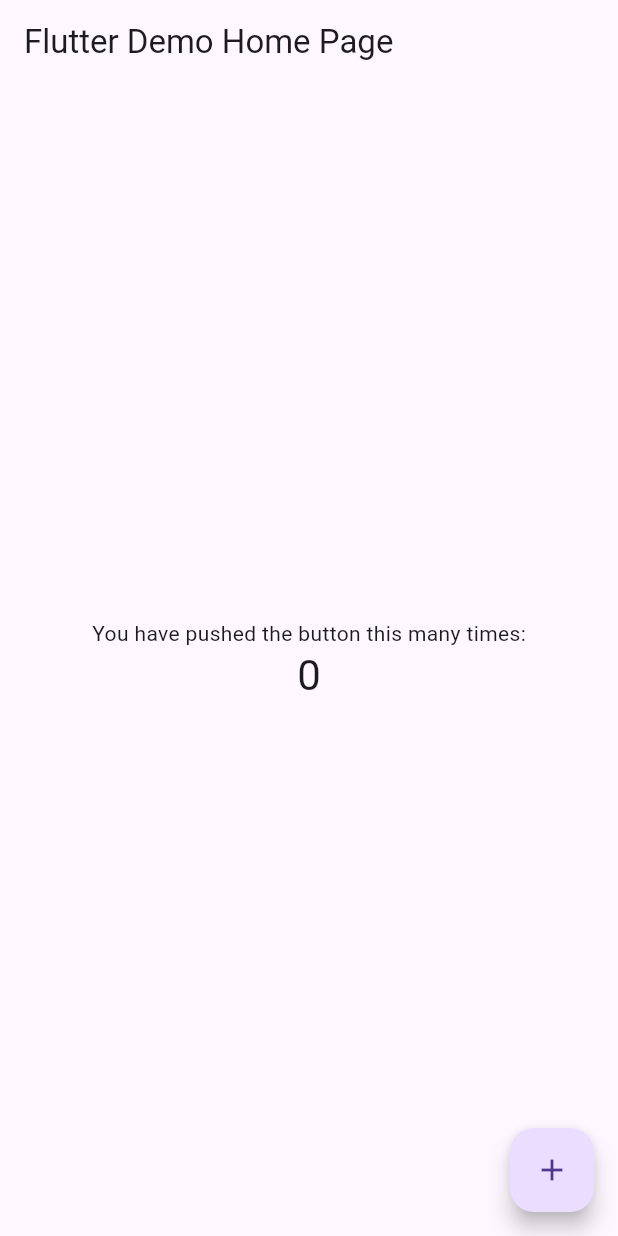
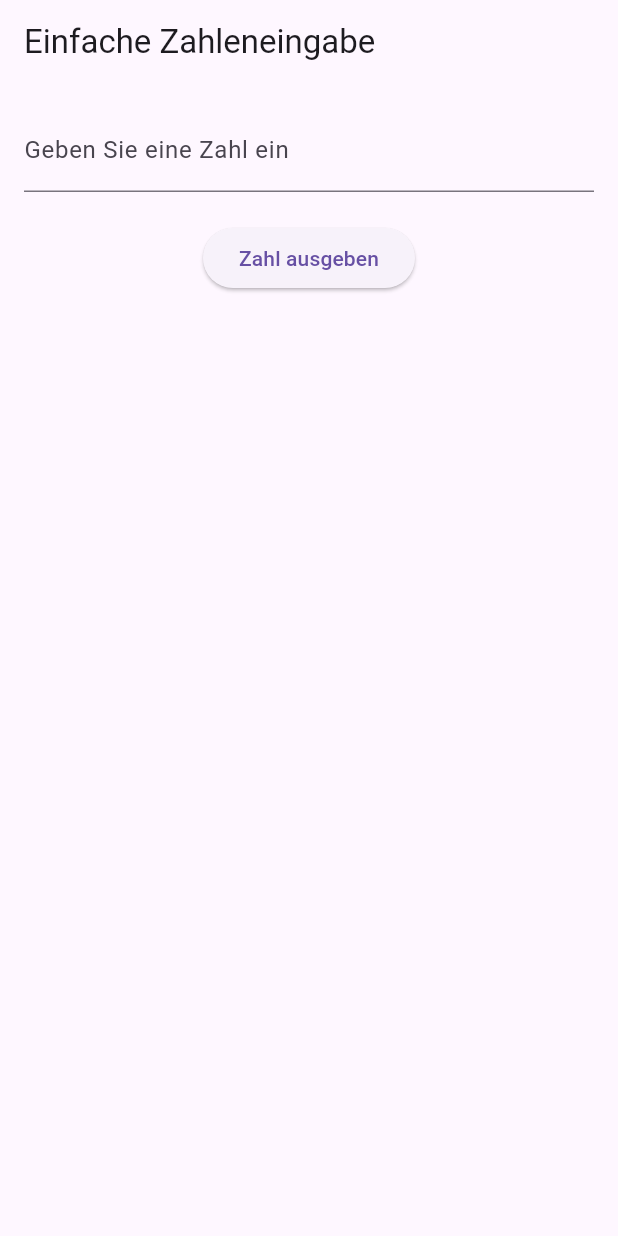
Before and after one commit to Fr3d33/test, a Flutter app: the screen it shows after launch, on a phone screen of 412 x 824 dp. Run offline on Flutter 3.47's test engine with Material 3 defaults, Android fonts, the phone set to English and light mode, and no system bars.

Commit message:
added some shit

```diff
--- a/lib/main.dart
+++ b/lib/main.dart
@@ -14,54 +14,54 @@ class MyApp extends StatelessWidget {
       theme: ThemeData(
         primarySwatch: Colors.blue,
       ),
-      home: const MyHomePage(title: 'Flutter Demo Home Page'),
+      home: const MyHomePage(),
     );
   }
 }
 
 class MyHomePage extends StatefulWidget {
-  const MyHomePage({super.key, required this.title});
-
-  final String title;
+  const MyHomePage({super.key});
 
   @override
-  State<MyHomePage> createState() => _MyHomePageState();
+  // ignore: library_private_types_in_public_api
+  _MyHomePageState createState() => _MyHomePageState();
 }
 
 class _MyHomePageState extends State<MyHomePage> {
-  int _counter = 0;
-
-  void _incrementCounter() {
-    setState(() {
-      _counter++;
-    });
-  }
+  int enteredNumber = 0;
 
   @override
   Widget build(BuildContext context) {
     return Scaffold(
       appBar: AppBar(
-        title: Text(widget.title),
+        title: const Text('Einfache Zahleneingabe'),
       ),
-      body: Center(
+      body: Padding(
+        padding: const EdgeInsets.all(16.0),
         child: Column(
-          mainAxisAlignment: MainAxisAlignment.center,
-          children: <Widget>[
-            const Text(
-              'You have pushed the button this many times:',
+          children: [
+            TextField(
+              keyboardType: TextInputType.number,
+              decoration: const InputDecoration(
+                labelText: 'Geben Sie eine Zahl ein',
+              ),
+              onChanged: (String value) {
+                // Versuche den String in eine int zu konvertieren, setze 0 wenn es nicht geht
+                setState(() {
+                  enteredNumber = int.tryParse(value) ?? 0;
+                });
+              },
             ),
-            Text(
-              '$_counter',
-              style: Theme.of(context).textTheme.headlineMedium,
+            const SizedBox(height: 20),
+            ElevatedButton(
+              onPressed: () {
+                print('Eingegebene Zahl: $enteredNumber');
+              },
+              child: const Text('Zahl ausgeben'),
             ),
           ],
         ),
       ),
-      floatingActionButton: FloatingActionButton(
-        onPressed: _incrementCounter,
-        tooltip: 'Increment',
-        child: const Icon(Icons.add),
-      ),
     );
   }
 }
```
